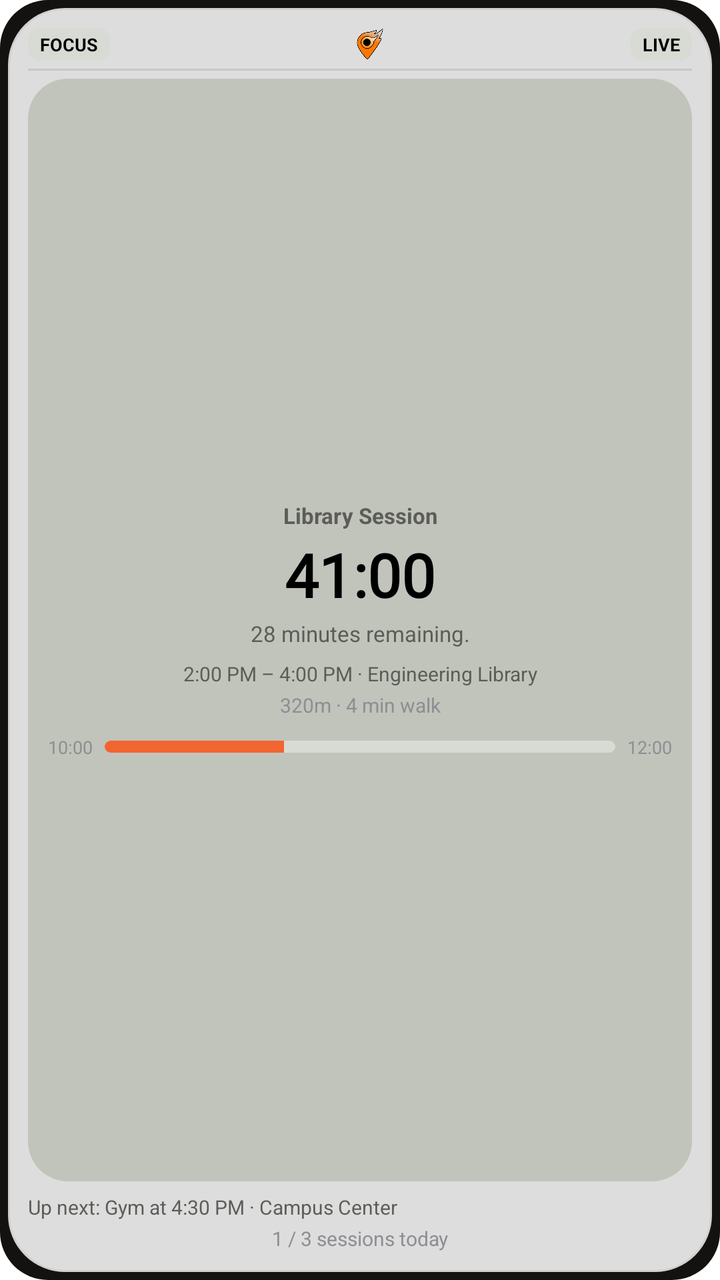
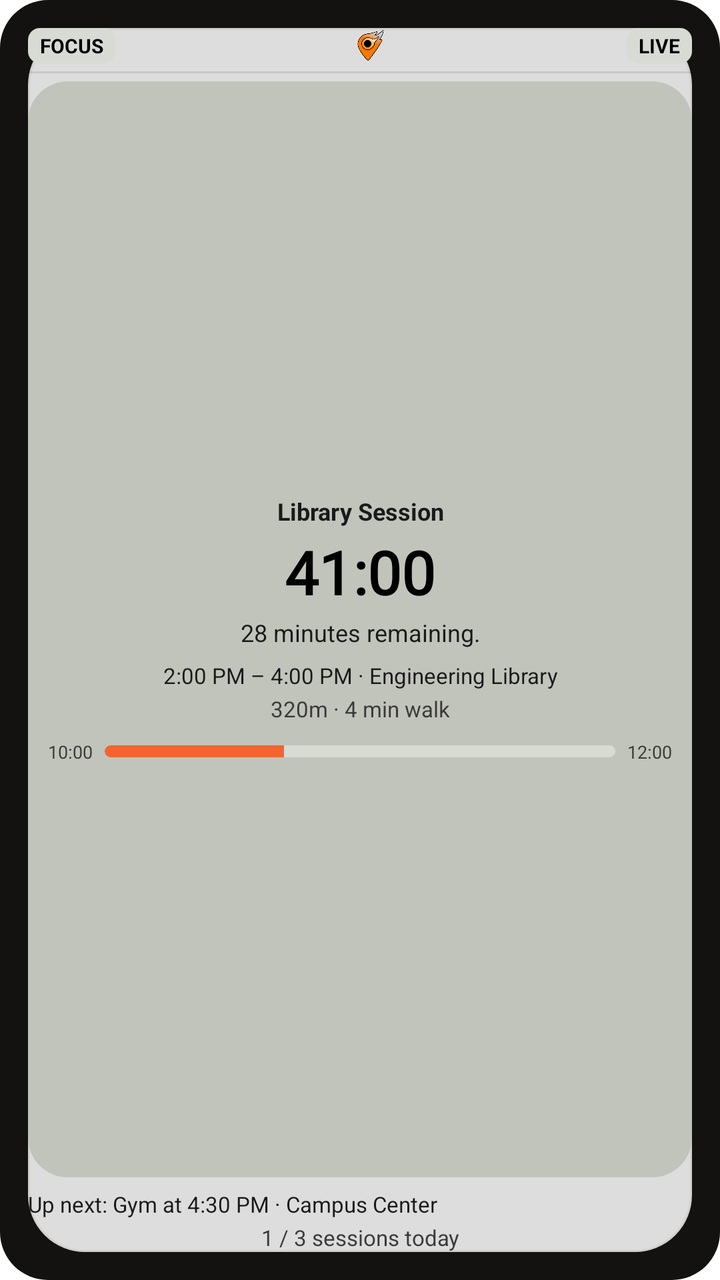

Before-and-after screenshots of an Android layout around one commit, followed by the original layout XML and the change that was made.
<!-- AndroidManifest.xml: fallback theme Theme.MaterialComponents.DayNight.NoActionBar -->
<!-- res/layout/widget_hero.xml -->
<?xml version="1.0" encoding="utf-8"?>
<FrameLayout xmlns:android="http://schemas.android.com/apk/res/android"
  android:id="@+id/widget_root"
  android:layout_width="match_parent"
  android:layout_height="match_parent"
  android:padding="4dp"
  android:background="@drawable/widget_frame_bg">

  <LinearLayout
    android:layout_width="match_parent"
    android:layout_height="match_parent"
    android:background="@drawable/widget_paper_bg"
    android:orientation="vertical"
    android:padding="10dp">

    <LinearLayout
      android:layout_width="match_parent"
      android:layout_height="wrap_content"
      android:gravity="center_vertical"
      android:orientation="horizontal">

      <TextView
        android:id="@+id/widget_meta_left"
        android:layout_width="wrap_content"
        android:layout_height="wrap_content"
        android:background="@drawable/widget_chip_bg"
        android:paddingHorizontal="6dp"
        android:paddingVertical="2dp"
        android:text="FOCUS"
        android:textAllCaps="true"
        android:textColor="@color/widget_ink"
        android:textSize="9sp"
        android:textStyle="bold" />

      <View
        android:layout_width="0dp"
        android:layout_height="0dp"
        android:layout_weight="1" />

      <ImageView
        android:id="@+id/widget_logo"
        android:layout_width="16dp"
        android:layout_height="16dp"
        android:contentDescription="Lowalk"
        android:scaleType="fitCenter"
        android:src="@drawable/lowalk2_logo" />

      <View
        android:layout_width="0dp"
        android:layout_height="0dp"
        android:layout_weight="1" />

      <TextView
        android:id="@+id/widget_meta_right"
        android:layout_width="wrap_content"
        android:layout_height="wrap_content"
        android:background="@drawable/widget_chip_bg"
        android:paddingHorizontal="6dp"
        android:paddingVertical="2dp"
        android:text="LIVE"
        android:textAllCaps="true"
        android:textColor="@color/widget_ink"
        android:textSize="9sp"
        android:textStyle="bold" />
    </LinearLayout>

    <View
      android:layout_width="match_parent"
      android:layout_height="1dp"
      android:layout_marginTop="4dp"
      android:layout_marginBottom="4dp"
      android:background="#1A000000" />

    <LinearLayout
      android:layout_width="match_parent"
      android:layout_height="0dp"
      android:layout_weight="1"
      android:background="@drawable/widget_well_inner"
      android:gravity="center_vertical"
      android:orientation="vertical"
      android:padding="10dp">

      <TextView
        android:id="@+id/widget_session_title"
        android:layout_width="match_parent"
        android:layout_height="wrap_content"
        android:ellipsize="end"
        android:gravity="center_horizontal"
        android:maxLines="1"
        android:text="Library Session"
        android:textColor="@color/widget_muted"
        android:textSize="11sp"
        android:textStyle="bold" />

      <TextView
        android:id="@+id/widget_headline"
        android:layout_width="match_parent"
        android:layout_height="wrap_content"
        android:layout_marginTop="2dp"
        android:ellipsize="end"
        android:fontFamily="@font/space_mono_bold"
        android:gravity="center_horizontal"
        android:maxLines="2"
        android:text="41:00"
        android:textColor="@color/widget_ink"
        android:textSize="30sp"
        android:textStyle="bold" />

      <TextView
        android:id="@+id/widget_subline"
        android:layout_width="match_parent"
        android:layout_height="wrap_content"
        android:layout_marginTop="2dp"
        android:ellipsize="end"
        android:gravity="center_horizontal"
        android:maxLines="2"
        android:text="28 minutes remaining."
        android:textColor="@color/widget_muted"
        android:textSize="11sp" />

      <TextView
        android:id="@+id/widget_time_location"
        android:layout_width="match_parent"
        android:layout_height="wrap_content"
        android:layout_marginTop="6dp"
        android:ellipsize="end"
        android:gravity="center_horizontal"
        android:maxLines="2"
        android:text="2:00 PM – 4:00 PM · Engineering Library"
        android:textColor="@color/widget_muted"
        android:textSize="10sp" />

      <TextView
        android:id="@+id/widget_travel"
        android:layout_width="match_parent"
        android:layout_height="wrap_content"
        android:layout_marginTop="2dp"
        android:ellipsize="end"
        android:gravity="center_horizontal"
        android:maxLines="1"
        android:text="320m · 4 min walk"
        android:textColor="@color/widget_muted_light"
        android:textSize="10sp" />

      <LinearLayout
        android:id="@+id/widget_progress_row"
        android:layout_width="match_parent"
        android:layout_height="wrap_content"
        android:layout_marginTop="8dp"
        android:gravity="center_vertical"
        android:orientation="horizontal">

        <TextView
          android:id="@+id/widget_progress_start"
          android:layout_width="wrap_content"
          android:layout_height="wrap_content"
          android:maxLines="1"
          android:text="10:00"
          android:textColor="@color/widget_muted_light"
          android:textSize="9sp" />

        <ProgressBar
          android:id="@+id/widget_progress"
          style="?android:attr/progressBarStyleHorizontal"
          android:layout_width="0dp"
          android:layout_height="6dp"
          android:layout_marginHorizontal="6dp"
          android:layout_weight="1"
          android:max="100"
          android:progress="35"
          android:progressDrawable="@drawable/widget_progress_track" />

        <TextView
          android:id="@+id/widget_progress_end"
          android:layout_width="wrap_content"
          android:layout_height="wrap_content"
          android:maxLines="1"
          android:text="12:00"
          android:textColor="@color/widget_muted_light"
          android:textSize="9sp" />
      </LinearLayout>
    </LinearLayout>

    <TextView
      android:id="@+id/widget_upcoming"
      android:layout_width="match_parent"
      android:layout_height="wrap_content"
      android:layout_marginTop="6dp"
      android:ellipsize="end"
      android:maxLines="1"
      android:text="Up next: Gym at 4:30 PM · Campus Center"
      android:textColor="@color/widget_muted"
      android:textSize="10sp" />

    <TextView
      android:id="@+id/widget_goal_label"
      android:layout_width="match_parent"
      android:layout_height="wrap_content"
      android:layout_marginTop="2dp"
      android:ellipsize="end"
      android:gravity="center_horizontal"
      android:maxLines="1"
      android:text="1 / 3 sessions today"
      android:textColor="@color/widget_muted_light"
      android:textSize="10sp" />

    <TextView
      android:id="@+id/widget_blocked_label"
      android:layout_width="match_parent"
      android:layout_height="wrap_content"
      android:layout_marginTop="2dp"
      android:ellipsize="end"
      android:gravity="center_horizontal"
      android:maxLines="1"
      android:text="12 apps blocked"
      android:textColor="@color/widget_muted_light"
      android:textSize="10sp"
      android:visibility="gone" />
  </LinearLayout>
</FrameLayout>
<!-- resources referenced by this layout -->
<resources>
  <color name="widget_ink">#000000</color>
  <color name="widget_muted">#5C5C58</color>
  <color name="widget_muted_light">#8E8E93</color>
  <!-- drawable lowalk2_logo: png bitmap (drawable, 33685 bytes) -->
  <!-- drawable widget_chip_bg (drawable) -->
  <?xml version="1.0" encoding="utf-8"?>
  <shape xmlns:android="http://schemas.android.com/apk/res/android"
    android:shape="rectangle">
    <solid android:color="@color/widget_plaque" />
    <corners android:radius="6dp" />
  </shape>
  <!-- drawable widget_frame_bg (drawable) -->
  <?xml version="1.0" encoding="utf-8"?>
  <shape xmlns:android="http://schemas.android.com/apk/res/android"
    android:shape="rectangle">
    <solid android:color="@color/widget_dashboard_bg" />
    <corners android:radius="24dp" />
  </shape>
  <!-- drawable widget_paper_bg (drawable) -->
  <?xml version="1.0" encoding="utf-8"?>
  <shape xmlns:android="http://schemas.android.com/apk/res/android"
    android:shape="rectangle">
    <solid android:color="@color/widget_paper" />
    <stroke
      android:width="1dp"
      android:color="@color/widget_shell_stroke" />
    <corners android:radius="28dp" />
  </shape>
  <!-- drawable widget_progress_track (drawable) -->
  <?xml version="1.0" encoding="utf-8"?>
  <layer-list xmlns:android="http://schemas.android.com/apk/res/android">
    <item android:id="@android:id/background">
      <shape android:shape="rectangle">
        <solid android:color="@color/widget_plaque" />
        <corners android:radius="3dp" />
      </shape>
    </item>
    <item android:id="@android:id/progress">
      <clip>
        <shape android:shape="rectangle">
          <solid android:color="@color/widget_accent" />
          <corners android:radius="3dp" />
        </shape>
      </clip>
    </item>
  </layer-list>
  <!-- drawable widget_well_inner (drawable) -->
  <?xml version="1.0" encoding="utf-8"?>
  <shape xmlns:android="http://schemas.android.com/apk/res/android"
    android:shape="rectangle">
    <solid android:color="@color/widget_well" />
    <corners android:radius="20dp" />
  </shape>
  <color name="widget_plaque">#D8DBD4</color>
  <color name="widget_dashboard_bg">#141210</color>
  <color name="widget_paper">#DDDDDD</color>
  <color name="widget_shell_stroke">#D0D0D0</color>
  <color name="widget_accent">#F26430</color>
  <color name="widget_well">#C1C4BB</color>
</resources>

<!-- the commit's change to res/layout/widget_hero.xml (unified diff, before → after) -->
@@ -6,215 +6,242 @@
   android:padding="4dp"
   android:background="@drawable/widget_frame_bg">
 
-  <LinearLayout
+  <FrameLayout
+    android:id="@+id/widget_paper_shell"
     android:layout_width="match_parent"
     android:layout_height="match_parent"
-    android:background="@drawable/widget_paper_bg"
-    android:orientation="vertical"
     android:padding="10dp">
+
+    <ImageView
+      android:id="@+id/widget_paper_bg_image"
+      android:layout_width="match_parent"
+      android:layout_height="match_parent"
+      android:contentDescription="@null"
+      android:scaleType="fitXY"
+      android:src="@drawable/widget_paper_bg" />
 
     <LinearLayout
       android:layout_width="match_parent"
-      android:layout_height="wrap_content"
-      android:gravity="center_vertical"
-      android:orientation="horizontal">
+      android:layout_height="match_parent"
+      android:orientation="vertical">
+
+      <LinearLayout
+        android:layout_width="match_parent"
+        android:layout_height="wrap_content"
+        android:gravity="center_vertical"
+        android:orientation="horizontal">
+
+        <TextView
+          android:id="@+id/widget_meta_left"
+          android:layout_width="wrap_content"
+          android:layout_height="wrap_content"
+          android:background="@drawable/widget_chip_bg"
+          android:paddingHorizontal="6dp"
+          android:paddingVertical="2dp"
+          android:text="FOCUS"
+          android:textAllCaps="true"
+          android:textColor="@color/widget_ink"
+          android:textSize="10sp"
+          android:textStyle="bold" />
+
+        <View
+          android:layout_width="0dp"
+          android:layout_height="0dp"
+          android:layout_weight="1" />
+
+        <ImageView
+          android:id="@+id/widget_logo"
+          android:layout_width="16dp"
+          android:layout_height="16dp"
+          android:contentDescription="Lowalk"
+          android:scaleType="fitCenter"
+          android:src="@drawable/lowalk2_logo" />
+
+        <View
+          android:layout_width="0dp"
+          android:layout_height="0dp"
+          android:layout_weight="1" />
+
+        <TextView
+          android:id="@+id/widget_meta_right"
+          android:layout_width="wrap_content"
+          android:layout_height="wrap_content"
+          android:background="@drawable/widget_chip_bg"
+          android:paddingHorizontal="6dp"
+          android:paddingVertical="2dp"
+          android:text="LIVE"
+          android:textAllCaps="true"
+          android:textColor="@color/widget_ink"
+          android:textSize="10sp"
+          android:textStyle="bold" />
+      </LinearLayout>
+
+      <View
+        android:id="@+id/widget_rule"
+        android:layout_width="match_parent"
+        android:layout_height="1dp"
+        android:layout_marginTop="4dp"
+        android:layout_marginBottom="4dp"
+        android:background="#1A000000" />
+
+      <FrameLayout
+        android:id="@+id/widget_well"
+        android:layout_width="match_parent"
+        android:layout_height="0dp"
+        android:layout_weight="1">
+
+        <ImageView
+          android:id="@+id/widget_well_bg_image"
+          android:layout_width="match_parent"
+          android:layout_height="match_parent"
+          android:contentDescription="@null"
+          android:scaleType="fitXY"
+          android:src="@drawable/widget_well_inner" />
+
+        <LinearLayout
+          android:layout_width="match_parent"
+          android:layout_height="match_parent"
+          android:gravity="center_vertical"
+          android:orientation="vertical"
+          android:padding="10dp">
+
+          <TextView
+            android:id="@+id/widget_session_title"
+            android:layout_width="match_parent"
+            android:layout_height="wrap_content"
+            android:ellipsize="end"
+            android:gravity="center_horizontal"
+            android:maxLines="1"
+            android:text="Library Session"
+            android:textColor="@color/widget_muted"
+            android:textSize="12sp"
+            android:textStyle="bold" />
+
+          <TextView
+            android:id="@+id/widget_headline"
+            android:layout_width="match_parent"
+            android:layout_height="wrap_content"
+            android:layout_marginTop="2dp"
+            android:ellipsize="end"
+            android:fontFamily="@font/space_mono_bold"
+            android:gravity="center_horizontal"
+            android:maxLines="2"
+            android:text="41:00"
+            android:textColor="@color/widget_ink"
+            android:textSize="30sp"
+            android:textStyle="bold" />
+
+          <TextView
+            android:id="@+id/widget_subline"
+            android:layout_width="match_parent"
+            android:layout_height="wrap_content"
+            android:layout_marginTop="2dp"
+            android:ellipsize="end"
+            android:gravity="center_horizontal"
+            android:maxLines="2"
+            android:text="28 minutes remaining."
+            android:textColor="@color/widget_muted"
+            android:textSize="12sp" />
+
+          <TextView
+            android:id="@+id/widget_time_location"
+            android:layout_width="match_parent"
+            android:layout_height="wrap_content"
+            android:layout_marginTop="6dp"
+            android:ellipsize="end"
+            android:gravity="center_horizontal"
+            android:maxLines="2"
+            android:text="2:00 PM – 4:00 PM · Engineering Library"
+            android:textColor="@color/widget_muted"
+            android:textSize="11sp" />
+
+          <TextView
+            android:id="@+id/widget_travel"
+            android:layout_width="match_parent"
+            android:layout_height="wrap_content"
+            android:layout_marginTop="2dp"
+            android:ellipsize="end"
+            android:gravity="center_horizontal"
+            android:maxLines="1"
+            android:text="320m · 4 min walk"
+            android:textColor="@color/widget_muted_light"
+            android:textSize="11sp" />
+
+          <LinearLayout
+            android:id="@+id/widget_progress_row"
+            android:layout_width="match_parent"
+            android:layout_height="wrap_content"
+            android:layout_marginTop="8dp"
+            android:gravity="center_vertical"
+            android:orientation="horizontal">
+
+            <TextView
+              android:id="@+id/widget_progress_start"
+              android:layout_width="wrap_content"
+              android:layout_height="wrap_content"
+              android:maxLines="1"
+              android:text="10:00"
+              android:textColor="@color/widget_muted_light"
+              android:textSize="9sp" />
+
+            <ProgressBar
+              android:id="@+id/widget_progress"
+              style="?android:attr/progressBarStyleHorizontal"
+              android:layout_width="0dp"
+              android:layout_height="6dp"
+              android:layout_marginHorizontal="6dp"
+              android:layout_weight="1"
+              android:max="100"
+              android:progress="35"
+              android:progressDrawable="@drawable/widget_progress_track" />
+
+            <TextView
+              android:id="@+id/widget_progress_end"
+              android:layout_width="wrap_content"
+              android:layout_height="wrap_content"
+              android:maxLines="1"
+              android:text="12:00"
+              android:textColor="@color/widget_muted_light"
+              android:textSize="9sp" />
+          </LinearLayout>
+        </LinearLayout>
+      </FrameLayout>
 
       <TextView
-        android:id="@+id/widget_meta_left"
-        android:layout_width="wrap_content"
-        android:layout_height="wrap_content"
-        android:background="@drawable/widget_chip_bg"
-        android:paddingHorizontal="6dp"
-        android:paddingVertical="2dp"
-        android:text="FOCUS"
-        android:textAllCaps="true"
-        android:textColor="@color/widget_ink"
-        android:textSize="9sp"
-        android:textStyle="bold" />
-
-      <View
-        android:layout_width="0dp"
-        android:layout_height="0dp"
-        android:layout_weight="1" />
-
-      <ImageView
-        android:id="@+id/widget_logo"
-        android:layout_width="16dp"
-        android:layout_height="16dp"
-        android:contentDescription="Lowalk"
-        android:scaleType="fitCenter"
-        android:src="@drawable/lowalk2_logo" />
-
-      <View
-        android:layout_width="0dp"
-        android:layout_height="0dp"
-        android:layout_weight="1" />
-
-      <TextView
-        android:id="@+id/widget_meta_right"
-        android:layout_width="wrap_content"
-        android:layout_height="wrap_content"
-        android:background="@drawable/widget_chip_bg"
-        android:paddingHorizontal="6dp"
-        android:paddingVertical="2dp"
-        android:text="LIVE"
-        android:textAllCaps="true"
-        android:textColor="@color/widget_ink"
-        android:textSize="9sp"
-        android:textStyle="bold" />
-    </LinearLayout>
-
-    <View
-      android:layout_width="match_parent"
-      android:layout_height="1dp"
-      android:layout_marginTop="4dp"
-      android:layout_marginBottom="4dp"
-      android:background="#1A000000" />
-
-    <LinearLayout
-      android:layout_width="match_parent"
-      android:layout_height="0dp"
-      android:layout_weight="1"
-      android:background="@drawable/widget_well_inner"
-      android:gravity="center_vertical"
-      android:orientation="vertical"
-      android:padding="10dp">
-
-      <TextView
-        android:id="@+id/widget_session_title"
-        android:layout_width="match_parent"
-        android:layout_height="wrap_content"
+        android:id="@+id/widget_upcoming"
+        android:layout_width="match_parent"
+        android:layout_height="wrap_content"
+        android:layout_marginTop="6dp"
         android:ellipsize="end"
-        android:gravity="center_horizontal"
         android:maxLines="1"
-        android:text="Library Session"
-        android:textColor="@color/widget_muted"
-        android:textSize="11sp"
-        android:textStyle="bold" />
-
-      <TextView
-        android:id="@+id/widget_headline"
-        android:layout_width="match_parent"
-        android:layout_height="wrap_content"
-        android:layout_marginTop="2dp"
-        android:ellipsize="end"
-        android:fontFamily="@font/space_mono_bold"
-        android:gravity="center_horizontal"
-        android:maxLines="2"
-        android:text="41:00"
-        android:textColor="@color/widget_ink"
-        android:textSize="30sp"
-        android:textStyle="bold" />
-
-      <TextView
-        android:id="@+id/widget_subline"
-        android:layout_width="match_parent"
-        android:layout_height="wrap_content"
-        android:layout_marginTop="2dp"
-        android:ellipsize="end"
-        android:gravity="center_horizontal"
-        android:maxLines="2"
-        android:text="28 minutes remaining."
+        android:text="Up next: Gym at 4:30 PM · Campus Center"
         android:textColor="@color/widget_muted"
         android:textSize="11sp" />
 
       <TextView
-        android:id="@+id/widget_time_location"
-        android:layout_width="match_parent"
-        android:layout_height="wrap_content"
-        android:layout_marginTop="6dp"
-        android:ellipsize="end"
-        android:gravity="center_horizontal"
-        android:maxLines="2"
-        android:text="2:00 PM – 4:00 PM · Engineering Library"
-        android:textColor="@color/widget_muted"
-        android:textSize="10sp" />
-
-      <TextView
-        android:id="@+id/widget_travel"
+        android:id="@+id/widget_goal_label"
         android:layout_width="match_parent"
         android:layout_height="wrap_content"
         android:layout_marginTop="2dp"
         android:ellipsize="end"
         android:gravity="center_horizontal"
         android:maxLines="1"
-        android:text="320m · 4 min walk"
+        android:text="1 / 3 sessions today"
         android:textColor="@color/widget_muted_light"
-        android:textSize="10sp" />
-
-      <LinearLayout
-        android:id="@+id/widget_progress_row"
-        android:layout_width="match_parent"
-        android:layout_height="wrap_content"
-        android:layout_marginTop="8dp"
-        android:gravity="center_vertical"
-        android:orientation="horizontal">
-
-        <TextView
-          android:id="@+id/widget_progress_start"
-          android:layout_width="wrap_content"
-          android:layout_height="wrap_content"
-          android:maxLines="1"
-          android:text="10:00"
-          android:textColor="@color/widget_muted_light"
-          android:textSize="9sp" />
-
-        <ProgressBar
-          android:id="@+id/widget_progress"
-          style="?android:attr/progressBarStyleHorizontal"
-          android:layout_width="0dp"
-          android:layout_height="6dp"
-          android:layout_marginHorizontal="6dp"
-          android:layout_weight="1"
-          android:max="100"
-          android:progress="35"
-          android:progressDrawable="@drawable/widget_progress_track" />
-
-        <TextView
-          android:id="@+id/widget_progress_end"
-          android:layout_width="wrap_content"
-          android:layout_height="wrap_content"
-          android:maxLines="1"
-          android:text="12:00"
-          android:textColor="@color/widget_muted_light"
-          android:textSize="9sp" />
-      </LinearLayout>
+        android:textSize="11sp" />
+
+      <TextView
+        android:id="@+id/widget_blocked_label"
+        android:layout_width="match_parent"
+        android:layout_height="wrap_content"
+        android:layout_marginTop="2dp"
+        android:ellipsize="end"
+        android:gravity="center_horizontal"
+        android:maxLines="1"
+        android:text="12 apps blocked"
+        android:textColor="@color/widget_muted_light"
+        android:textSize="11sp"
+        android:visibility="gone" />
     </LinearLayout>
-
-    <TextView
-      android:id="@+id/widget_upcoming"
-      android:layout_width="match_parent"
-      android:layout_height="wrap_content"
-      android:layout_marginTop="6dp"
-      android:ellipsize="end"
-      android:maxLines="1"
-      android:text="Up next: Gym at 4:30 PM · Campus Center"
-      android:textColor="@color/widget_muted"
-      android:textSize="10sp" />
-
-    <TextView
-      android:id="@+id/widget_goal_label"
-      android:layout_width="match_parent"
-      android:layout_height="wrap_content"
-      android:layout_marginTop="2dp"
-      android:ellipsize="end"
-      android:gravity="center_horizontal"
-      android:maxLines="1"
-      android:text="1 / 3 sessions today"
-      android:textColor="@color/widget_muted_light"
-      android:textSize="10sp" />
-
-    <TextView
-      android:id="@+id/widget_blocked_label"
-      android:layout_width="match_parent"
-      android:layout_height="wrap_content"
-      android:layout_marginTop="2dp"
-      android:ellipsize="end"
-      android:gravity="center_horizontal"
-      android:maxLines="1"
-      android:text="12 apps blocked"
-      android:textColor="@color/widget_muted_light"
-      android:textSize="10sp"
-      android:visibility="gone" />
-  </LinearLayout>
+  </FrameLayout>
 </FrameLayout>
<!-- resource entries referenced after the edit -->
@@ -1,8 +1,8 @@
 <!-- resources referenced by this layout -->
 <resources>
   <color name="widget_ink">#000000</color>
-  <color name="widget_muted">#5C5C58</color>
-  <color name="widget_muted_light">#8E8E93</color>
+  <color name="widget_muted">#1A1A1A</color>
+  <color name="widget_muted_light">#3A3A3A</color>
   <!-- drawable lowalk2_logo: png bitmap (drawable, 33685 bytes) -->
   <!-- drawable widget_chip_bg (drawable) -->
   <?xml version="1.0" encoding="utf-8"?>
